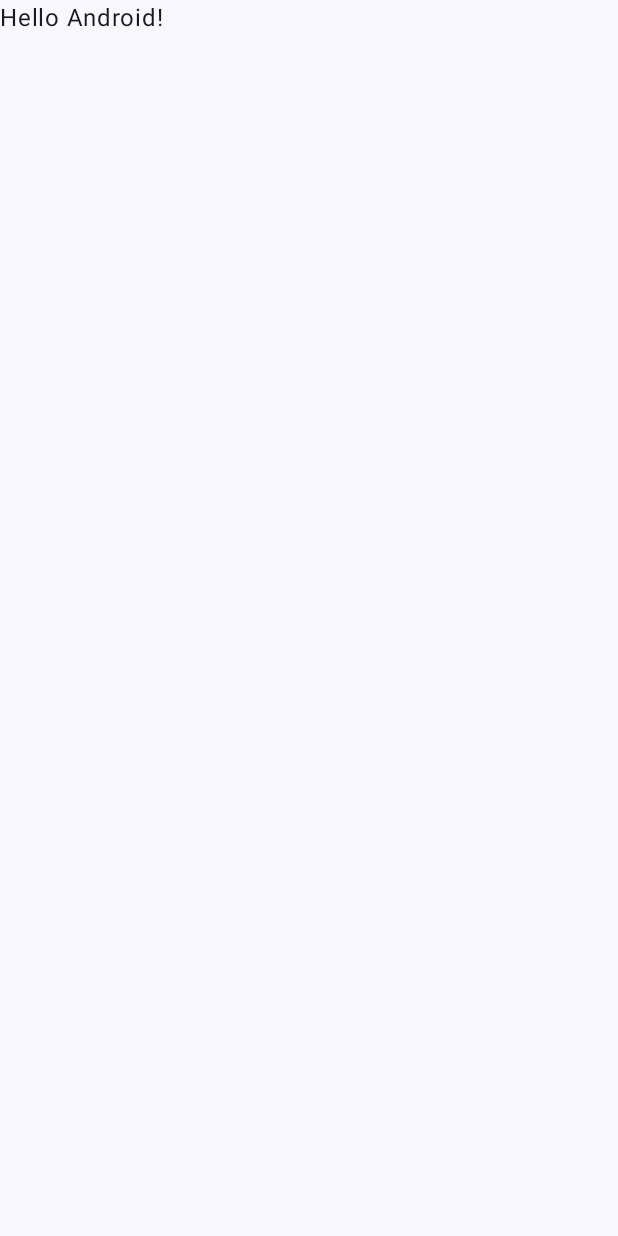
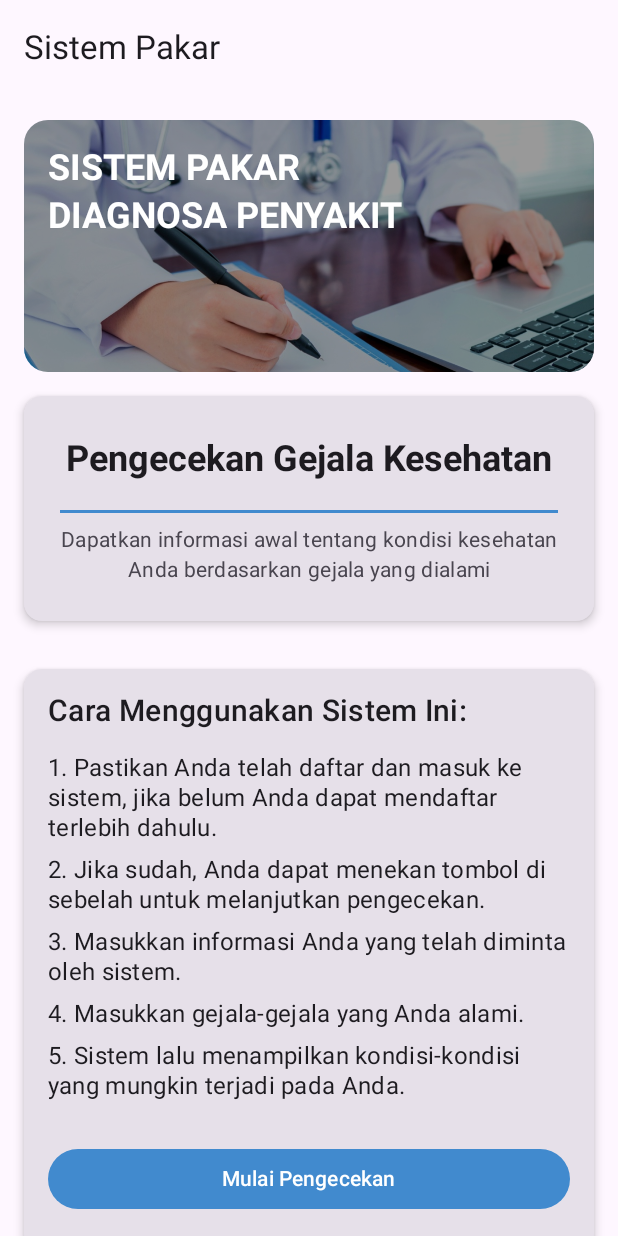
Before and after one commit to RifqiCah/healthcare_PAPB, an Android app built with Jetpack Compose: the screen it shows after launch (MainActivity), on a phone screen of 412 x 824 dp. Before the commit the screen is almost empty. Run offline under Robolectric (Android 15) with nearby library versions, the light colour scheme and no system bars.

Commit message:
add sistempakarscreen, riwayatsistempakar, artikelscreen, readartikel

```diff
--- a/app/build.gradle.kts
+++ b/app/build.gradle.kts
@@ -49,6 +49,9 @@ dependencies {
     implementation(libs.androidx.ui.graphics)
     implementation(libs.androidx.ui.tooling.preview)
     implementation(libs.androidx.material3)
+    //
+    implementation("androidx.compose.material:material-icons-extended:1.7.0")
+
     testImplementation(libs.junit)
     androidTestImplementation(libs.androidx.junit)
     androidTestImplementation(libs.androidx.espresso.core)
--- a/app/src/main/java/com/example/healthcare/MainActivity.kt
+++ b/app/src/main/java/com/example/healthcare/MainActivity.kt
@@ -4,13 +4,11 @@ import android.os.Bundle
 import androidx.activity.ComponentActivity
 import androidx.activity.compose.setContent
 import androidx.activity.enableEdgeToEdge
-import androidx.compose.foundation.layout.fillMaxSize
-import androidx.compose.foundation.layout.padding
-import androidx.compose.material3.Scaffold
 import androidx.compose.material3.Text
 import androidx.compose.runtime.Composable
 import androidx.compose.ui.Modifier
 import androidx.compose.ui.tooling.preview.Preview
+import com.example.healthcare.ui.screens.sistempakar.SistemPakarScreen
 import com.example.healthcare.ui.theme.HealthcareTheme
 
 class MainActivity : ComponentActivity() {
@@ -19,12 +17,8 @@ class MainActivity : ComponentActivity() {
         enableEdgeToEdge()
         setContent {
             HealthcareTheme {
-                Scaffold(modifier = Modifier.fillMaxSize()) { innerPadding ->
-                    Greeting(
-                        name = "Android",
-                        modifier = Modifier.padding(innerPadding)
-                    )
-                }
+
+                SistemPakarScreen()
             }
         }
     }
--- /dev/null
+++ b/app/src/main/java/com/example/healthcare/ui/screens/sistempakar/SistemPakarScreen.kt
@@ -0,0 +1,285 @@
+package com.example.healthcare.ui.screens.sistempakar
+
+import androidx.compose.foundation.Image
+import androidx.compose.foundation.background
+import androidx.compose.foundation.layout.*
+import androidx.compose.foundation.lazy.LazyColumn
+import androidx.compose.foundation.shape.RoundedCornerShape
+import androidx.compose.material3.*
+import androidx.compose.runtime.Composable
+import androidx.compose.ui.Alignment
+import androidx.compose.ui.Modifier
+import androidx.compose.ui.draw.clip
+import androidx.compose.ui.graphics.Color
+import androidx.compose.ui.layout.ContentScale
+import androidx.compose.ui.res.painterResource
+import androidx.compose.ui.text.font.FontWeight
+import androidx.compose.ui.text.style.TextAlign
+import androidx.compose.ui.tooling.preview.Preview
+import androidx.compose.ui.unit.dp
+import androidx.compose.ui.unit.sp
+import com.example.healthcare.R
+import com.example.healthcare.ui.theme.HealthcareTheme
+
+@OptIn(ExperimentalMaterial3Api::class)
+@Composable
+fun SistemPakarScreen(
+    onMulaiClick: (() -> Unit)? = null
+) {
+    Scaffold(
+        topBar = {
+            TopAppBar(
+                title = { Text("Sistem Pakar") }
+            )
+        }
+    ) { padding ->
+        LazyColumn(
+            modifier = Modifier
+                .fillMaxSize()
+                .padding(padding),
+            contentPadding = PaddingValues(bottom = 16.dp)
+        ) {
+            item {
+                // ✅ Header Image dengan teks di atasnya
+                Box(
+                    modifier = Modifier
+                        .fillMaxWidth()
+                        .height(200.dp)
+                        .padding(16.dp)
+                        .clip(RoundedCornerShape(16.dp))
+                ) {
+                    Image(
+                        painter = painterResource(id = R.drawable.bg_pakar),
+                        contentDescription = "Header Sistem Pakar",
+                        modifier = Modifier.fillMaxSize(),
+                        contentScale = ContentScale.Crop
+                    )
+                    Box(
+                        modifier = Modifier
+                            .matchParentSize()
+                            .background(Color.Black.copy(alpha = 0.4f))
+                    )
+
+                    Column(
+                        modifier = Modifier
+                            .fillMaxSize()
+                            .padding(16.dp),
+                        verticalArrangement = Arrangement.Top,
+                        horizontalAlignment = Alignment.Start
+                    ) {
+                        Text(
+                            text = "SISTEM PAKAR",
+                            style = MaterialTheme.typography.headlineSmall.copy(
+                                fontWeight = FontWeight.Bold,
+                                color = Color.White
+                            ),
+                        )
+                        Text(
+                            text = "DIAGNOSA PENYAKIT",
+                            style = MaterialTheme.typography.headlineSmall.copy(
+                                fontWeight = FontWeight.Bold,
+                                color = Color.White
+                            ),
+                        )
+                    }
+                }
+            }
+
+            item {
+                Card(
+                    modifier = Modifier
+                        .fillMaxWidth()
+                        .padding(horizontal = 16.dp),
+                    elevation = CardDefaults.cardElevation(defaultElevation = 4.dp)
+                ) {
+                    Column(
+                        modifier = Modifier
+                            .fillMaxWidth()
+                            .padding(24.dp),
+                        horizontalAlignment = Alignment.CenterHorizontally
+                    ) {
+                        Text(
+                            text = "Pengecekan Gejala Kesehatan",
+                            style = MaterialTheme.typography.headlineMedium.copy(
+                                fontSize = 24.sp,
+                                fontWeight = FontWeight.Bold
+                            ),
+                            textAlign = TextAlign.Center
+                        )
+
+                        Spacer(modifier = Modifier.height(8.dp))
+
+                        HorizontalDivider(
+                            modifier = Modifier
+                                .fillMaxWidth()
+                                .padding(vertical = 8.dp),
+                            thickness = 2.dp,
+                            color = MaterialTheme.colorScheme.primary
+                        )
+
+                        Text(
+                            text = "Dapatkan informasi awal tentang kondisi kesehatan\nAnda berdasarkan gejala yang dialami",
+                            style = MaterialTheme.typography.bodyMedium.copy(fontSize = 14.sp),
+                            textAlign = TextAlign.Center,
+                            color = MaterialTheme.colorScheme.onSurfaceVariant
+                        )
+                    }
+                }
+            }
+
+            item {
+                Spacer(modifier = Modifier.height(16.dp))
+            }
+
+            item {
+                Card(
+                    modifier = Modifier
+                        .fillMaxWidth()
+                        .padding(16.dp),
+                    elevation = CardDefaults.cardElevation(defaultElevation = 4.dp)
+                ) {
+                    Column(modifier = Modifier.padding(16.dp)) {
+                        Text(
+                            text = "Cara Menggunakan Sistem Ini:",
+                            style = MaterialTheme.typography.titleMedium.copy(fontSize = 20.sp)
+                        )
+
+                        Spacer(modifier = Modifier.height(12.dp))
+
+                        val steps = listOf(
+                            "Pastikan Anda telah daftar dan masuk ke sistem, jika belum Anda dapat mendaftar terlebih dahulu.",
+                            "Jika sudah, Anda dapat menekan tombol di sebelah untuk melanjutkan pengecekan.",
+                            "Masukkan informasi Anda yang telah diminta oleh sistem.",
+                            "Masukkan gejala-gejala yang Anda alami.",
+                            "Sistem lalu menampilkan kondisi-kondisi yang mungkin terjadi pada Anda."
+                        )
+
+                        steps.forEachIndexed { index, step ->
+                            Text(
+                                text = "${index + 1}. $step",
+                                style = MaterialTheme.typography.bodyMedium.copy(fontSize = 16.sp),
+                                modifier = Modifier.padding(vertical = 4.dp)
+                            )
+                        }
+
+                        Spacer(modifier = Modifier.height(24.dp))
+
+                        Button(
+                            onClick = { onMulaiClick?.invoke() },
+                            modifier = Modifier
+                                .fillMaxWidth()
+                                .padding(bottom = 8.dp)
+                        ) {
+                            Text("Mulai Pengecekan")
+                        }
+                    }
+                }
+            }
+
+            item {
+                Spacer(modifier = Modifier.height(16.dp))
+            }
+
+            item {
+                Card(
+                    modifier = Modifier
+                        .fillMaxWidth()
+                        .padding(16.dp),
+                    elevation = CardDefaults.cardElevation(defaultElevation = 2.dp),
+                    colors = CardDefaults.cardColors(
+                        containerColor = Color.White
+                    )
+                ) {
+                    Column(
+                        modifier = Modifier
+                            .fillMaxWidth()
+                            .padding(16.dp)
+                    ) {
+                        // Header
+                        Text(
+                            text = "Riwayat Pengecekan",
+                            style = MaterialTheme.typography.titleLarge.copy(
+                                fontSize = 20.sp,
+                                fontWeight = FontWeight.SemiBold,
+                                color = MaterialTheme.colorScheme.primary
+                            )
+                        )
+
+                        Spacer(modifier = Modifier.height(16.dp))
+
+                        // Divider tipis
+                        HorizontalDivider(
+                            thickness = 1.dp,
+                            color = Color(0xFFE0E0E0)
+                        )
+
+                        // Table Header
+                        Row(
+                            modifier = Modifier
+                                .fillMaxWidth()
+                                .padding(vertical = 12.dp),
+                            horizontalArrangement = Arrangement.SpaceBetween
+                        ) {
+                            Text(
+                                text = "Tanggal",
+                                style = MaterialTheme.typography.bodyMedium.copy(
+                                    fontWeight = FontWeight.SemiBold,
+                                    fontSize = 14.sp
+                                ),
+                                modifier = Modifier.weight(1f),
+                                textAlign = TextAlign.Center
+                            )
+                            Text(
+                                text = "Waktu",
+                                style = MaterialTheme.typography.bodyMedium.copy(
+                                    fontWeight = FontWeight.SemiBold,
+                                    fontSize = 14.sp
+                                ),
+                                modifier = Modifier.weight(1f),
+                                textAlign = TextAlign.Center
+                            )
+                            Text(
+                                text = "Detail",
+                                style = MaterialTheme.typography.bodyMedium.copy(
+                                    fontWeight = FontWeight.SemiBold,
+                                    fontSize = 14.sp
+                                ),
+                                modifier = Modifier.weight(1f),
+                                textAlign = TextAlign.Center
+                            )
+                        }
+
+                        HorizontalDivider(
+                            thickness = 1.dp,
+                            color = Color(0xFFE0E0E0)
+                        )
+
+                        // Empty State
+                        Box(
+                            modifier = Modifier
+                                .fillMaxWidth()
+                                .padding(vertical = 32.dp),
+                            contentAlignment = Alignment.Center
+                        ) {
+                            Text(
+                                text = "Belum ada riwayat pemeriksaan.",
+                                style = MaterialTheme.typography.bodyMedium.copy(
+                                    fontSize = 14.sp,
+                                    color = Color.Gray
+                                )
+                            )
+                        }
+                    }
+                }
+            }
+        }
+    }
+}
+
+@Preview(showBackground = true)
+@Composable
+fun PreviewSistemPakarScreen() {
+    HealthcareTheme {
+        SistemPakarScreen()
+    }
+}
--- a/app/src/main/java/com/example/healthcare/ui/theme/Color.kt
+++ b/app/src/main/java/com/example/healthcare/ui/theme/Color.kt
@@ -2,10 +2,9 @@ package com.example.healthcare.ui.theme
 
 import androidx.compose.ui.graphics.Color
 
-val Purple80 = Color(0xFFD0BCFF)
-val PurpleGrey80 = Color(0xFFCCC2DC)
-val Pink80 = Color(0xFFEFB8C8)
 
-val Purple40 = Color(0xFF6650a4)
-val PurpleGrey40 = Color(0xFF625b71)
-val Pink40 = Color(0xFF7D5260)
+val PrimaryColor = Color(0xFF418ACE)
+val PrimaryVariant = Color(0xFF2E6BA8)
+val SecondaryColor = Color(0xFF499BE8)
+val OnPrimary = Color.White
+val OnSecondary = Color.White
--- a/app/src/main/java/com/example/healthcare/ui/theme/Theme.kt
+++ b/app/src/main/java/com/example/healthcare/ui/theme/Theme.kt
@@ -9,35 +9,30 @@ import androidx.compose.material3.dynamicDarkColorScheme
 import androidx.compose.material3.dynamicLightColorScheme
 import androidx.compose.material3.lightColorScheme
 import androidx.compose.runtime.Composable
+import androidx.compose.ui.graphics.Color
 import androidx.compose.ui.platform.LocalContext
 
 private val DarkColorScheme = darkColorScheme(
-    primary = Purple80,
-    secondary = PurpleGrey80,
-    tertiary = Pink80
+    primary = PrimaryColor,
+    onPrimary = OnPrimary,
+    secondary = SecondaryColor,
+    onSecondary = OnSecondary,
+    tertiary = PrimaryVariant
 )
 
 private val LightColorScheme = lightColorScheme(
-    primary = Purple40,
-    secondary = PurpleGrey40,
-    tertiary = Pink40
-
-    /* Other default colors to override
-    background = Color(0xFFFFFBFE),
-    surface = Color(0xFFFFFBFE),
-    onPrimary = Color.White,
-    onSecondary = Color.White,
-    onTertiary = Color.White,
-    onBackground = Color(0xFF1C1B1F),
-    onSurface = Color(0xFF1C1B1F),
-    */
+    primary = PrimaryColor,
+    onPrimary = OnPrimary,
+    secondary = SecondaryColor,
+    onSecondary = OnSecondary,
+    tertiary = PrimaryVariant
 )
 
 @Composable
 fun HealthcareTheme(
     darkTheme: Boolean = isSystemInDarkTheme(),
     // Dynamic color is available on Android 12+
-    dynamicColor: Boolean = true,
+    dynamicColor: Boolean = false, // ⬅️ Ubah jadi false agar warna custom terpakai
     content: @Composable () -> Unit
 ) {
     val colorScheme = when {
```
Also changed, not shown: app/src/main/java/com/example/healthcare/ui/screens/artikel/ArtikelScreen.kt (added, +227 -0 lines), app/src/main/java/com/example/healthcare/ui/screens/artikel/ReadArtikel.kt (added, +114 -0 lines), app/src/main/res/drawable/back.png (added), app/src/main/res/drawable/bg_artikel.png (added), app/src/main/res/drawable/bg_demam.png (added), app/src/main/res/drawable/bg_pakar.jpg (added).
